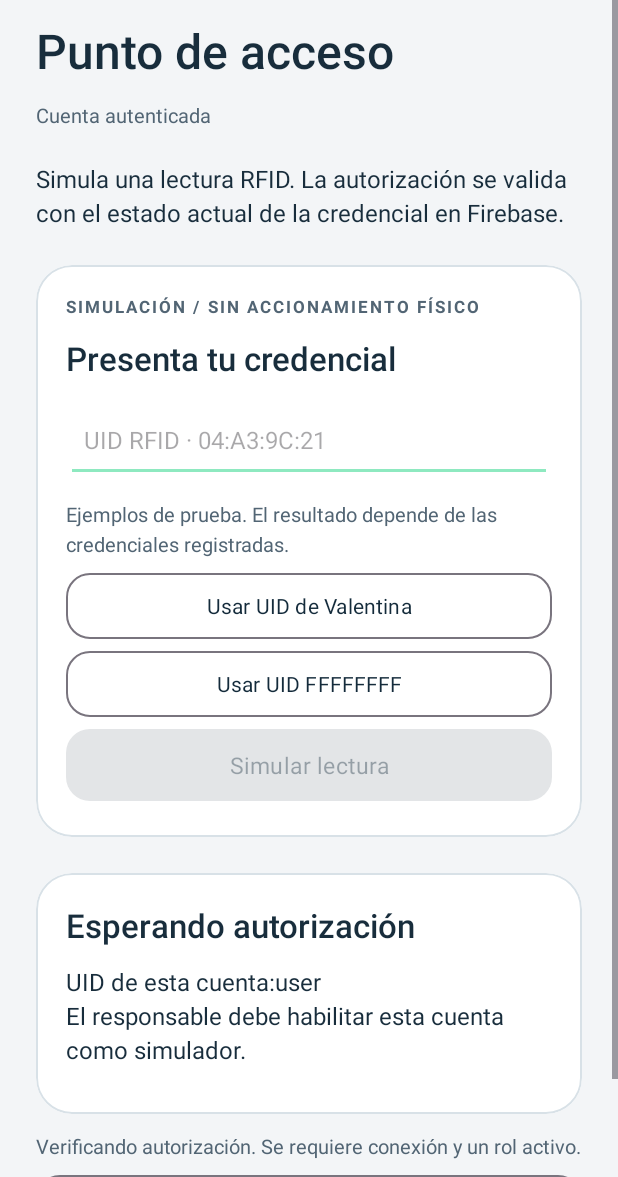
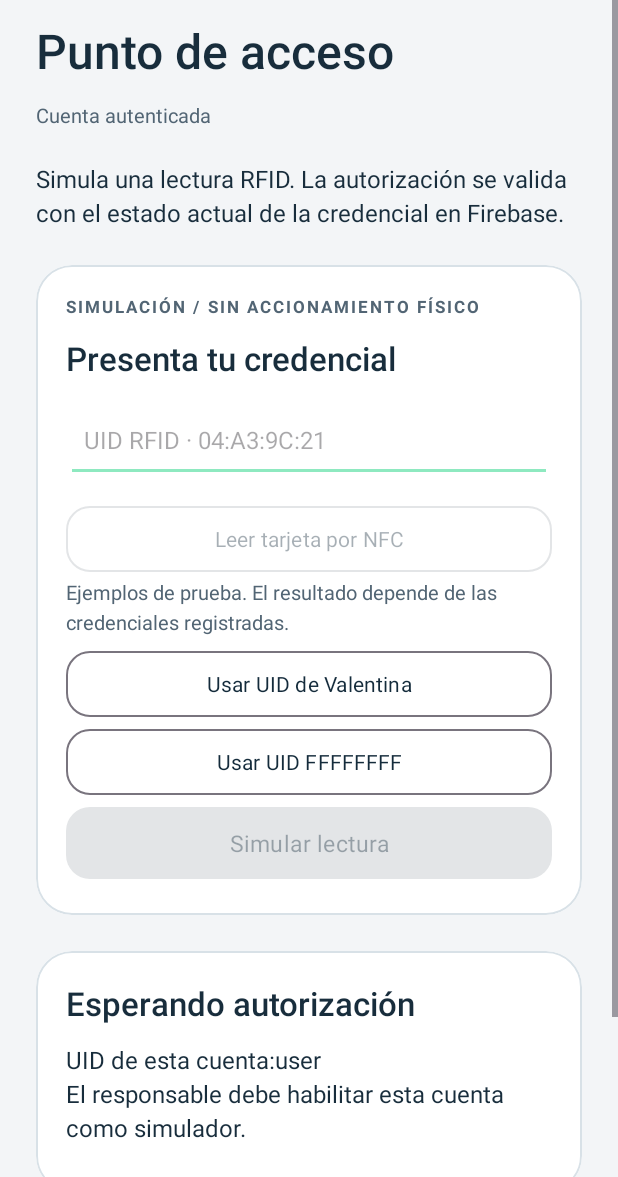
Before and after one commit to mathygamersYT/SmartLock-Android, an Android app: the SimulatorActivity screen opened directly, with no data from a screen before it, on a phone screen of 412 x 824 dp, the part 59-1236 px from its top. Run offline under Robolectric (Android 15) with nearby library versions, the phone set to English and light mode, and no system bars; our stand-ins replace Firebase (no records; nobody signed in at launch, a user with empty details on screens opened directly); 2 statements that could not run were skipped.

Commit message:
Añade lectura NFC y grabación de identificaciones en tarjetas compatibles

```diff
--- a/app/src/main/AndroidManifest.xml
+++ b/app/src/main/AndroidManifest.xml
@@ -4,6 +4,8 @@
 
     <uses-permission android:name="android.permission.INTERNET" />
     <uses-permission android:name="android.permission.ACCESS_NETWORK_STATE" />
+    <uses-permission android:name="android.permission.NFC" />
+    <uses-feature android:name="android.hardware.nfc" android:required="false" />
 
     <application
         android:allowBackup="false"
--- a/app/src/main/java/com/example/iot/AccessPolicy.kt
+++ b/app/src/main/java/com/example/iot/AccessPolicy.kt
@@ -1,6 +1,11 @@
 package com.example.iot
 
 object AccessPolicy {
+    fun uidFromBytes(bytes: ByteArray?): String? {
+        if (bytes == null || bytes.size !in listOf(4, 7, 10)) return null
+        val hex = bytes.joinToString("") { "%02X".format(java.util.Locale.ROOT, it.toInt() and 0xFF) }
+        return normalizeUid(hex)
+    }
     fun decision(exists: Boolean, enabled: Boolean): Pair<String, String> = decision(exists, enabled, false)
 
     fun decision(exists: Boolean, enabled: Boolean, deleted: Boolean): Pair<String, String> = when {
--- a/app/src/main/java/com/example/iot/MainActivity.kt
+++ b/app/src/main/java/com/example/iot/MainActivity.kt
@@ -33,7 +33,7 @@ class MainActivity : AppCompatActivity() {
     private val auth = FirebaseAuth.getInstance()
     private val subscriptions = mutableListOf<ListenerRegistration>()
     private var adminSubscription: ListenerRegistration? = null
-    private var authorized = false
+    @Volatile private var authorized = false
     private var device: DocumentSnapshot? = null
     private var deviceFromCache = true
     private var physicalEvents = emptyList<DocumentSnapshot>()
--- a/app/src/main/java/com/example/iot/SimulatorActivity.kt
+++ b/app/src/main/java/com/example/iot/SimulatorActivity.kt
@@ -23,6 +23,7 @@ class SimulatorActivity : AppCompatActivity() {
     private var admin = false
     private var simulator = false
     private var busy = false
+    private val nfcReader by lazy { NfcUidReader(this) }
     private var pendingId: String? = null
     private var pendingUid: String? = null
     private lateinit var uidInput: EditText
@@ -48,6 +49,16 @@ class SimulatorActivity : AppCompatActivity() {
         detail = findViewById(R.id.simDetail)
         findViewById<TextView>(R.id.simEmail).text = AccessPolicy.maskedEmail(auth.currentUser?.email)
         submit.setOnClickListener { simulate() }
+        findViewById<Button>(R.id.btnReadAccessNfc).setOnClickListener {
+            if (!busy && (admin || simulator)) nfcReader.read { uid ->
+                if (!busy && (admin || simulator)) {
+                    uidInput.setText(uid)
+                    uidInput.error = null
+                    result.text = getString(R.string.nfc_captured)
+                    detail.text = getString(R.string.nfc_validate_hint)
+                }
+            }
+        }
         findViewById<Button>(R.id.btnExampleActive).setOnClickListener { uidInput.setText("04:A3:9C:21") }
         findViewById<Button>(R.id.btnExampleUnknown).setOnClickListener { uidInput.setText("FF:FF:FF:FF") }
         findViewById<Button>(R.id.btnBackAdmin).setOnClickListener {
@@ -90,6 +101,8 @@ class SimulatorActivity : AppCompatActivity() {
 
     private fun updateAccess() {
         submit.isEnabled = (admin || simulator) && !busy
+        findViewById<Button>(R.id.btnReadAccessNfc).isEnabled = (admin || simulator) && !busy
+        if (!admin && !simulator) nfcReader.stop()
         findViewById<Button>(R.id.btnBackAdmin).visibility = if (admin) View.VISIBLE else View.GONE
         status.text = if (admin || simulator) getString(R.string.ui_punto_de_acceso_autorizado_firebase_conectado)
             else getString(R.string.ui_verificando_autorizacion_se_requiere_conexion_y_un_rol_)
@@ -119,6 +132,7 @@ class SimulatorActivity : AppCompatActivity() {
         val id = pendingId!!
         val started = SystemClock.elapsedRealtime()
         busy = true
+        findViewById<Button>(R.id.btnReadAccessNfc).isEnabled = false
         submit.isEnabled = false
         uidInput.isEnabled = false
         findViewById<ProgressBar>(R.id.simProgress).visibility = View.VISIBLE
--- a/app/src/main/res/layout/activity_simulator.xml
+++ b/app/src/main/res/layout/activity_simulator.xml
@@ -10,6 +10,10 @@
                 <TextView style="@style/Eyebrow" android:text="@string/ui_simulacion_sin_accionamiento_fisico" />
                 <TextView style="@style/SectionTitle" android:text="@string/ui_presenta_tu_credencial" />
                 <EditText android:id="@+id/simUid" style="@style/FormField" android:hint="@string/ui_uid_rfid_04_a3_9c_21" android:inputType="textCapCharacters" android:saveEnabled="false" android:importantForAutofill="no" />
+                <Button android:id="@+id/btnReadAccessNfc"
+                    style="@style/SecondaryAction"
+                    android:text="@string/nfc_read"
+                    android:enabled="false" />
                 <TextView style="@style/Caption" android:text="@string/ui_ejemplos_de_prueba_el_resultado_depende_de_las_credenci" />
                 <Button android:id="@+id/btnExampleActive" style="@style/SecondaryAction" android:text="@string/ui_usar_uid_de_valentina" />
                 <Button android:id="@+id/btnExampleUnknown" style="@style/SecondaryAction" android:text="@string/ui_usar_uid_ffffffff" />
--- a/app/src/main/res/values/strings.xml
+++ b/app/src/main/res/values/strings.xml
@@ -1,4 +1,24 @@
 <resources>
+    <string name="nfc_write">Grabar identificación en tarjeta NFC</string>
+    <string name="nfc_write_confirmation">Se reemplazará el contenido NDEF de la tarjeta por su identificación Smart Lock. Usa una tarjeta propia dedicada al proyecto. No cambia el UID de fábrica ni concede acceso por sí sola.</string>
+    <string name="nfc_write_approach">Acerca la misma tarjeta registrada y mantenla quieta hasta completar la grabación.</string>
+    <string name="nfc_wrong_card">La tarjeta acercada no corresponde al UID de esta credencial. No se grabó.</string>
+    <string name="nfc_read_only">La tarjeta es de solo lectura. No se puede grabar.</string>
+    <string name="nfc_no_space">La tarjeta no tiene espacio suficiente para la identificación Smart Lock.</string>
+    <string name="nfc_not_ndef">Esta tarjeta no admite grabación NDEF en este teléfono. Puedes leer su UID y usarlo como credencial.</string>
+    <string name="nfc_write_failed">No se pudo confirmar la grabación. Mantén la tarjeta quieta y vuelve a leerla antes de reintentar.</string>
+    <string name="nfc_written">Identificación grabada. Retira la tarjeta y vuelve a leerla para comprobarla. La autorización depende de Firebase.</string>
+    <string name="nfc_identity_mismatch">Los datos Smart Lock almacenados no coinciden con el UID físico de la tarjeta. Revisa su registro.</string>
+    <string name="nfc_title">Lectura NFC</string>
+    <string name="nfc_read">Leer tarjeta por NFC</string>
+    <string name="nfc_missing">Este teléfono no tiene NFC. Puedes ingresar el UID manualmente.</string>
+    <string name="nfc_disabled">Activa NFC en los ajustes y vuelve a pulsar Leer tarjeta por NFC.</string>
+    <string name="nfc_settings">Abrir ajustes NFC</string>
+    <string name="nfc_approach">Acerca una tarjeta compatible a la parte trasera del teléfono. Se leerá su UID.</string>
+    <string name="nfc_incompatible">La tarjeta no tiene un UID compatible. Usa una credencial de 4, 7 o 10 bytes.</string>
+    <string name="nfc_error">No se pudo iniciar NFC. Revisa que esté activo y vuelve a intentarlo.</string>
+    <string name="nfc_captured">UID capturado por NFC</string>
+    <string name="nfc_validate_hint">Pulsa Simular lectura para validar este UID en Firebase. Esta prueba no abre una cerradura física.</string>
     <string name="origin_simulated">SIMULACIÓN</string>
     <string name="origin_physical">DISPOSITIVO FÍSICO</string>
     <string name="credential_deleted">Eliminada</string>
```
Also changed, not shown: app/src/main/java/com/example/iot/CredentialController.kt (+21 -1 lines), app/src/main/java/com/example/iot/NfcCredentialRecord.kt (added, +16 -0 lines), app/src/main/java/com/example/iot/NfcUidReader.kt (added, +127 -0 lines), app/src/main/res/layout/dialog_credential.xml (+12 -0 lines), 3 other files.
